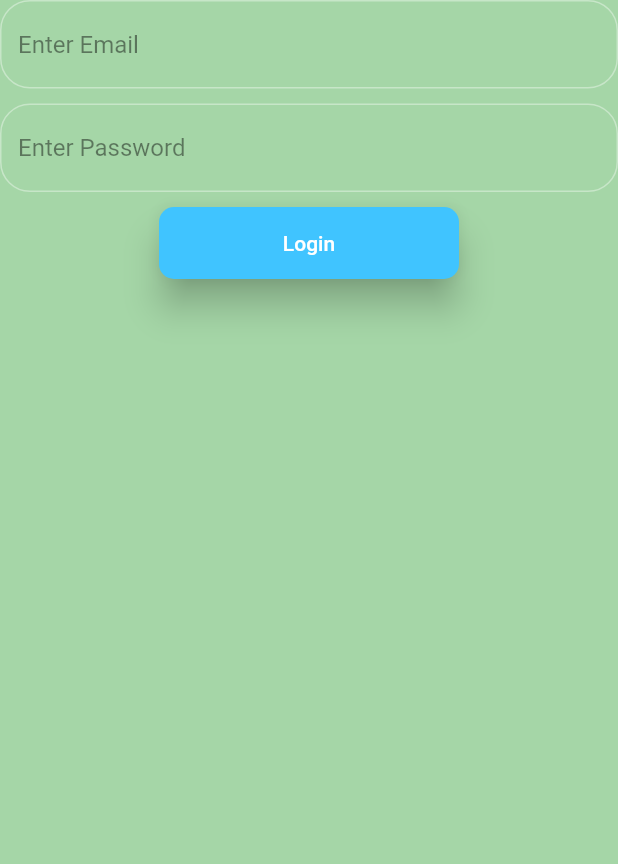
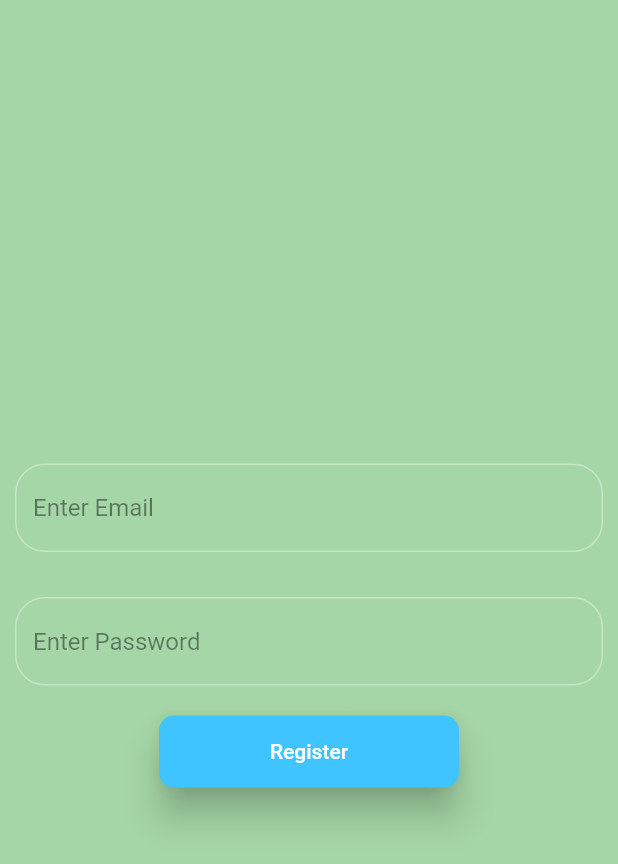
Before and after one commit to SaptarsiRoy/Matchr-app, a Flutter app: the RegistrationScreen screen opened by its route, on a phone screen of 412 x 824 dp. Shown: the top 864 px of the screen. Run offline on Flutter 3.47's test engine with Material 2 defaults, Android fonts, the phone set to English and light mode, and no system bars; our stand-ins replace font_awesome_flutter; network calls fail; project files that could hold a hidden picture were left out.

Commit message:
UI changes on login and registration screen

```diff
--- a/lib/main.dart
+++ b/lib/main.dart
@@ -17,7 +17,7 @@ class MyApp extends StatelessWidget {
         scaffoldBackgroundColor: Colors.green.shade200,
         hintColor: Colors.black45,
       ),
-      initialRoute: LogScreen.id,
+      initialRoute: AboutScreen.id,
       routes: {
         LoginScreen.id: (context) => LoginScreen(),
         HomeScreen.id: (context) => HomeScreen(),
--- a/lib/screens/registration_screen.dart
+++ b/lib/screens/registration_screen.dart
@@ -6,9 +6,15 @@ class RegistrationScreen extends StatelessWidget {
   @override
   Widget build(BuildContext context) {
     return Scaffold(
-      body: Column(
+      body: Center(
+        child: Column(
+          mainAxisAlignment: MainAxisAlignment.center,
           children: [
-          TextField(
+            Padding(
+              padding: const EdgeInsets.all(
+                10.0,
+              ),
+              child: TextField(
                 keyboardType: TextInputType.emailAddress,
                 onChanged: (value) {
                   // email = value;
@@ -20,10 +26,13 @@ class RegistrationScreen extends StatelessWidget {
                   ),
                 ),
               ),
+            ),
             SizedBox(
               height: 10,
             ),
-          TextField(
+            Padding(
+              padding: const EdgeInsets.all(10.0),
+              child: TextField(
                 obscureText: true,
                 onChanged: (value) {
                   // password = value;
@@ -32,6 +41,7 @@ class RegistrationScreen extends StatelessWidget {
                   hintText: "Enter Password",
                   border: OutlineInputBorder(
                     borderRadius: BorderRadius.circular(20),
+                  ),
                 ),
               ),
             ),
@@ -45,12 +55,13 @@ class RegistrationScreen extends StatelessWidget {
               child: MaterialButton(
                 minWidth: 200,
                 height: 40,
-              child: Text('Login'),
+                child: Text('Register'),
                 onPressed: () async {},
               ),
             ),
           ],
         ),
+      ),
     );
   }
 }
```
Also changed, not shown: lib/screens/about_screen.dart (+17 -1 lines), lib/screens/login_screen.dart (+34 -4 lines). Lines whose indentation alone changed are shown as unchanged.
